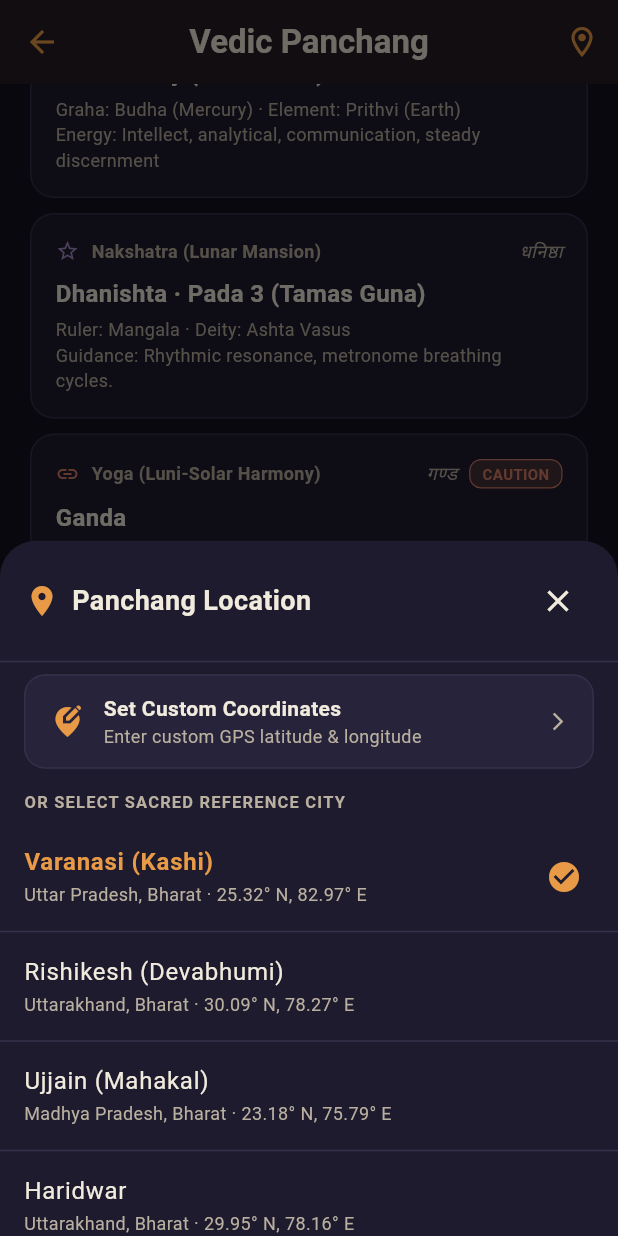
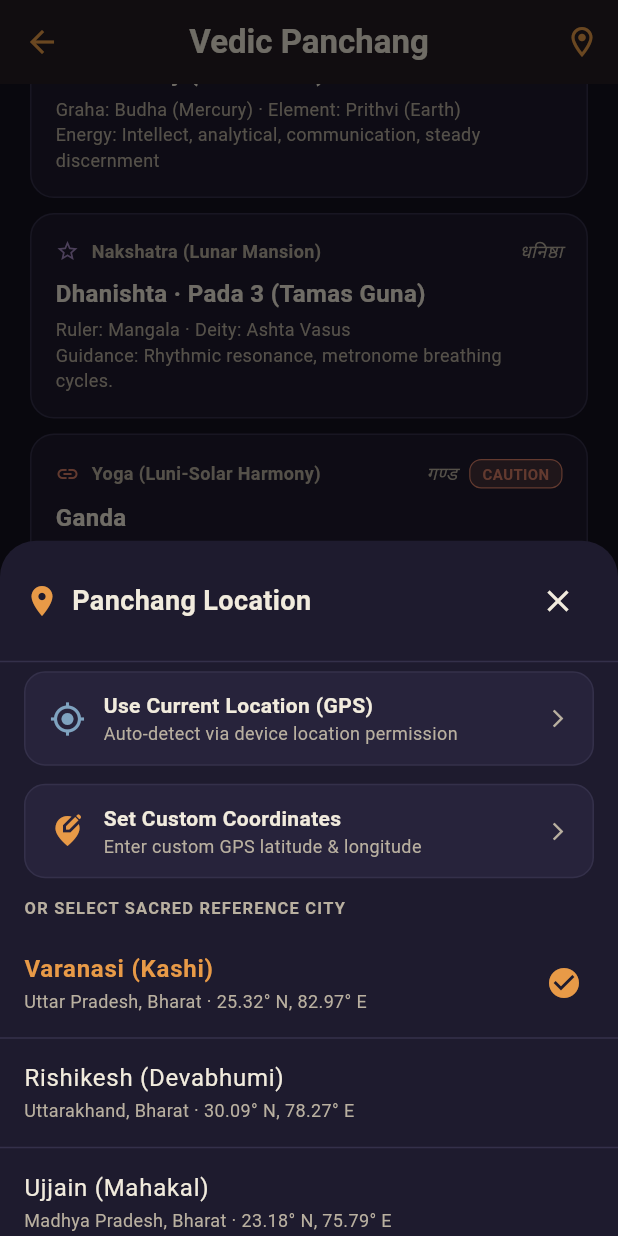
Before and after one commit to imkks/ABHYAS, a Flutter app: the PanchangScreen screen opened directly, scrolled down 576 dp, after a tap on the "location on" icon, on a phone screen of 412 x 824 dp. Run offline on Flutter 3.47's test engine with Material 3 defaults, Android fonts, the light colour scheme and no system bars; our stand-ins replace geolocator, shared_preferences; missing offline and left inert: haptic_feedback, json_schema; accounts and stored records are empty.

Commit message:
location added

```diff
--- /dev/null
+++ b/app/lib/core/location_service.dart
@@ -0,0 +1,117 @@
+import 'package:flutter/foundation.dart';
+import 'package:geolocator/geolocator.dart';
+import '../engine/panchang/panchang_models.dart';
+
+enum LocationPermissionState {
+  granted,
+  denied,
+  deniedForever,
+  serviceDisabled,
+  error,
+}
+
+class LocationFetchResult {
+  final bool success;
+  final GeoLocation? location;
+  final String? errorMessage;
+  final LocationPermissionState state;
+
+  const LocationFetchResult({
+    required this.success,
+    this.location,
+    this.errorMessage,
+    required this.state,
+  });
+
+  factory LocationFetchResult.success(GeoLocation loc) => LocationFetchResult(
+        success: true,
+        location: loc,
+        state: LocationPermissionState.granted,
+      );
+
+  factory LocationFetchResult.failure(LocationPermissionState state, String message) =>
+      LocationFetchResult(
+        success: false,
+        errorMessage: message,
+        state: state,
+      );
+}
+
+/// Device location service handling permissions and GPS coordinate retrieval
+/// for offline-first astronomical Panchang calculations.
+class DeviceLocationService {
+  static final DeviceLocationService _instance = DeviceLocationService._internal();
+  factory DeviceLocationService() => _instance;
+  DeviceLocationService._internal();
+
+  /// Requests location permission if needed and retrieves the current device coordinates.
+  Future<LocationFetchResult> fetchCurrentLocation() async {
+    try {
+      // 1. Check if location services are enabled on the device
+      final serviceEnabled = await Geolocator.isLocationServiceEnabled();
+      if (!serviceEnabled) {
+        return LocationFetchResult.failure(
+          LocationPermissionState.serviceDisabled,
+          'Location services are disabled on your device. Please enable GPS in device settings.',
+        );
+      }
+
+      // 2. Check current permission status
+      LocationPermission permission = await Geolocator.checkPermission();
+      if (permission == LocationPermission.denied) {
+        // Request permission
+        permission = await Geolocator.requestPermission();
+        if (permission == LocationPermission.denied) {
+          return LocationFetchResult.failure(
+            LocationPermissionState.denied,
+            'Location permission was denied. You can still enter custom coordinates or choose a city manually.',
+          );
+        }
+      }
+
+      if (permission == LocationPermission.deniedForever) {
+        return LocationFetchResult.failure(
+          LocationPermissionState.deniedForever,
+          'Location permissions are permanently denied. Please enable them in app settings, or enter coordinates manually.',
+        );
+      }
+
+      // 3. Retrieve current GPS position
+      final position = await Geolocator.getCurrentPosition(
+        locationSettings: const LocationSettings(
+          accuracy: LocationAccuracy.medium,
+          timeLimit: Duration(seconds: 15),
+        ),
+      );
+
+      final timezoneOffset = DateTime.now().timeZoneOffset.inMinutes / 60.0;
+      final geoLocation = GeoLocation.custom(
+        latitude: position.latitude,
+        longitude: position.longitude,
+        name: 'Device Location (GPS)',
+        stateOrCountry: 'Detected via GPS',
+        timezoneOffsetHours: timezoneOffset,
+        elevationMeters: position.altitude,
+      );
+
+      return LocationFetchResult.success(geoLocation);
+    } catch (e) {
+      debugPrint('Error fetching device location: $e');
+      return LocationFetchResult.failure(
+        LocationPermissionState.error,
+        'Could not acquire GPS fix: ${e.toString()}',
+      );
+    }
+  }
+
+  /// Checks if location permission is already granted.
+  Future<bool> hasPermission() async {
+    try {
+      final permission = await Geolocator.checkPermission();
+      return permission == LocationPermission.always ||
+          permission == LocationPermission.whileInUse;
+    } catch (_) {
+      return false;
+    }
+  }
+}
--- a/app/lib/features/panchang/panchang_screen.dart
+++ b/app/lib/features/panchang/panchang_screen.dart
@@ -1,4 +1,6 @@
 import 'package:flutter/material.dart';
+import 'package:geolocator/geolocator.dart';
+import '../../core/location_service.dart';
 import '../../core/theme.dart';
 import '../../engine/panchang/panchang_engine.dart';
 import '../../engine/panchang/panchang_models.dart';
@@ -219,6 +221,66 @@ class _PanchangScreenState extends State<PanchangScreen> {
     );
   }
 
+  Future<void> _detectDeviceLocation() async {
+    showDialog(
+      context: context,
+      barrierDismissible: false,
+      builder: (ctx) => const Center(
+        child: Card(
+          color: AbhyasTheme.darkSurface,
+          child: Padding(
+            padding: EdgeInsets.symmetric(horizontal: 24, vertical: 20),
+            child: Row(
+              mainAxisSize: MainAxisSize.min,
+              children: [
+                CircularProgressIndicator(color: AbhyasTheme.saffron),
+                SizedBox(width: 16),
+                Text('Acquiring GPS location...', style: TextStyle(color: AbhyasTheme.darkInk)),
+              ],
+            ),
+          ),
+        ),
+      ),
+    );
+
+    final result = await DeviceLocationService().fetchCurrentLocation();
+
+    if (mounted) {
+      Navigator.pop(context); // dismiss loading dialog
+    }
+
+    if (result.success && result.location != null) {
+      await _panchangService.setLocation(result.location!);
+      if (mounted) {
+        setState(() {});
+        ScaffoldMessenger.of(context).showSnackBar(
+          SnackBar(
+            content: Text(
+              'Location set to GPS: ${result.location!.formattedCoordinates}',
+            ),
+            backgroundColor: AbhyasTheme.leaf,
+          ),
+        );
+      }
+    } else {
+      if (mounted) {
+        ScaffoldMessenger.of(context).showSnackBar(
+          SnackBar(
+            content: Text(result.errorMessage ?? 'Unable to acquire device location'),
+            backgroundColor: AbhyasTheme.clay,
+            action: result.state == LocationPermissionState.deniedForever
+                ? SnackBarAction(
+                    label: 'Settings',
+                    textColor: Colors.white,
+                    onPressed: () => Geolocator.openAppSettings(),
+                  )
+                : null,
+          ),
+        );
+      }
+    }
+  }
+
   void _showLocationPicker() {
     showModalBottomSheet(
       context: context,
@@ -228,6 +290,7 @@ class _PanchangScreenState extends State<PanchangScreen> {
       ),
       builder: (context) {
         final currentLoc = _panchangService.currentLocation;
+        final isGps = currentLoc.name.contains('GPS');
 
         return SafeArea(
           child: Column(
@@ -256,8 +319,66 @@ class _PanchangScreenState extends State<PanchangScreen> {
                 ),
               ),
               const Divider(height: 1, color: AbhyasTheme.line),
+              // Option 1: Use Current Device Location (GPS)
               Padding(
-                padding: const EdgeInsets.symmetric(horizontal: 16.0, vertical: 8.0),
+                padding: const EdgeInsets.symmetric(horizontal: 16.0, vertical: 6.0),
+                child: InkWell(
+                  borderRadius: BorderRadius.circular(14),
+                  onTap: () {
+                    Navigator.pop(context);
+                    _detectDeviceLocation();
+                  },
+                  child: Container(
+                    padding: const EdgeInsets.symmetric(horizontal: 16, vertical: 12),
+                    decoration: BoxDecoration(
+                      color: isGps
+                          ? AbhyasTheme.saffron.withValues(alpha: 0.15)
+                          : AbhyasTheme.darkSurfaceAlt,
+                      borderRadius: BorderRadius.circular(14),
+                      border: Border.all(
+                        color: isGps ? AbhyasTheme.saffron : AbhyasTheme.line,
+                      ),
+                    ),
+                    child: Row(
+                      children: [
+                        const Icon(Icons.my_location, color: AbhyasTheme.sky, size: 24),
+                        const SizedBox(width: 12),
+                        Expanded(
+                          child: Column(
+                            crossAxisAlignment: CrossAxisAlignment.start,
+                            children: [
+                              const Text(
+                                'Use Current Location (GPS)',
+                                style: TextStyle(
+                                  fontWeight: FontWeight.bold,
+                                  fontSize: 14,
+                                  color: AbhyasTheme.darkInk,
+                                ),
+                              ),
+                              Text(
+                                isGps
+                                    ? 'Active: ${currentLoc.formattedCoordinates}'
+                                    : 'Auto-detect via device location permission',
+                                style: const TextStyle(
+                                  color: AbhyasTheme.darkInkSoft,
+                                  fontSize: 12,
+                                ),
+                              ),
+                            ],
+                          ),
+                        ),
+                        if (isGps)
+                          const Icon(Icons.check_circle, color: AbhyasTheme.saffron, size: 20)
+                        else
+                          const Icon(Icons.arrow_forward_ios, size: 14, color: AbhyasTheme.darkInkSoft),
+                      ],
+                    ),
+                  ),
+                ),
+              ),
+              // Option 2: Enter Custom Coordinates Manually
+              Padding(
+                padding: const EdgeInsets.symmetric(horizontal: 16.0, vertical: 6.0),
                 child: InkWell(
                   borderRadius: BorderRadius.circular(14),
                   onTap: () {
@@ -267,12 +388,12 @@ class _PanchangScreenState extends State<PanchangScreen> {
                   child: Container(
                     padding: const EdgeInsets.symmetric(horizontal: 16, vertical: 12),
                     decoration: BoxDecoration(
-                      color: currentLoc.isCustom
+                      color: currentLoc.isCustom && !isGps
                           ? AbhyasTheme.saffron.withValues(alpha: 0.15)
                           : AbhyasTheme.darkSurfaceAlt,
                       borderRadius: BorderRadius.circular(14),
                       border: Border.all(
-                        color: currentLoc.isCustom
+                        color: currentLoc.isCustom && !isGps
                             ? AbhyasTheme.saffron
                             : AbhyasTheme.line,
                       ),
@@ -294,7 +415,7 @@ class _PanchangScreenState extends State<PanchangScreen> {
                                 ),
                               ),
                               Text(
-                                currentLoc.isCustom
+                                currentLoc.isCustom && !isGps
                                     ? 'Active: ${currentLoc.name} (${currentLoc.formattedCoordinates})'
                                     : 'Enter custom GPS latitude & longitude',
                                 style: const TextStyle(
@@ -305,7 +426,7 @@ class _PanchangScreenState extends State<PanchangScreen> {
                             ],
                           ),
                         ),
-                        if (currentLoc.isCustom)
+                        if (currentLoc.isCustom && !isGps)
                           const Icon(Icons.check_circle, color: AbhyasTheme.saffron, size: 20)
                         else
                           const Icon(Icons.arrow_forward_ios, size: 14, color: AbhyasTheme.darkInkSoft),
--- a/app/pubspec.yaml
+++ b/app/pubspec.yaml
@@ -37,6 +37,7 @@ dependencies:
   json_schema: ^5.2.2
   haptic_feedback: ^0.6.5
   shared_preferences: ^2.5.6
+  geolocator: ^13.0.2
 
 dev_dependencies:
   flutter_test:
```
Also changed, not shown: 3 other files.
